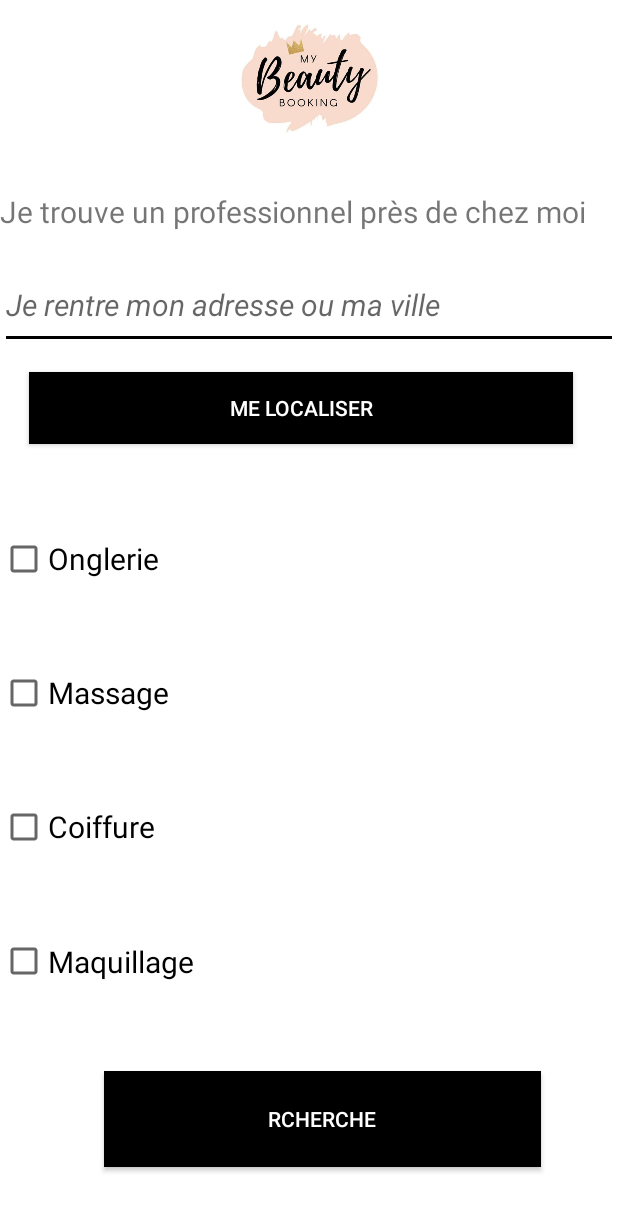
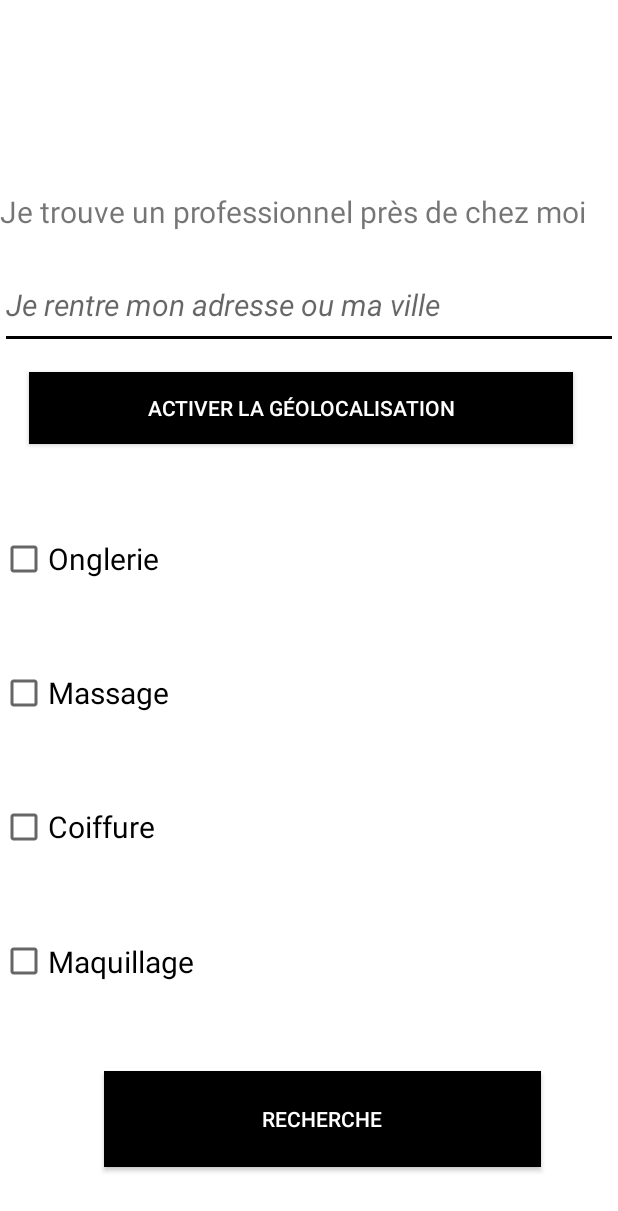
Before and after one commit to AOUUDJIT/MyBeautyBooking0807, an Android app: the layout fragment_home.xml on its own in the app's theme, with its tools: preview values and no code run, on a phone screen of 412 x 824 dp. Shown: the top 1211 px of the screen. Run offline under Robolectric (Android 15) with nearby library versions, the light colour scheme and no system bars.

Commit message:
Modif 09/08

```diff
--- a/MyBeautyBookingClient-master/app/src/main/res/layout/fragment_home.xml
+++ b/MyBeautyBookingClient-master/app/src/main/res/layout/fragment_home.xml
@@ -27,7 +27,7 @@
         android:layout_marginRight="51dp"
         android:layout_marginBottom="46dp"
         android:background="@color/colorblack"
-        android:text="Rcherche"
+        android:text="Recherche"
         android:textColor="@color/colorwhite"
         app:layout_constraintBottom_toBottomOf="parent"
         app:layout_constraintEnd_toEndOf="parent"
@@ -35,20 +35,23 @@
         app:layout_constraintStart_toStartOf="parent" />
 
 
-    <ImageView
-        android:id="@+id/logo"
-        android:layout_width="match_parent"
-        android:layout_height="114dp"
-        android:layout_alignParentTop="true"
-        android:layout_marginTop="0dp"
-        android:src="@drawable/logo" />
+    <!--<ImageView-->
+        <!--android:id="@+id/logo"-->
+        <!--android:layout_width="match_parent"-->
+        <!--android:layout_height="114dp"-->
+        <!--android:layout_alignParentTop="true"-->
+        <!--android:layout_marginTop="0dp"-->
+        <!--android:src="@drawable/logo" />-->
+
+
+
 
 <TextView
     android:id="@+id/TextAdresse"
     android:layout_width="match_parent"
     android:layout_height="34dp"
     android:layout_below="@+id/logo"
-        android:layout_marginTop="13dp"
+    android:layout_marginTop="127dp"
     android:text="Je trouve un professionnel près de chez moi "
     android:textSize="20dp" />
 
@@ -85,7 +88,7 @@
     android:textColor="@color/colorwhite"
     android:layout_marginEnd="30dp"
     android:layout_marginRight="30dp"
-        android:text="Me localiser" />
+    android:text="Activer la géolocalisation" />
 
 <LinearLayout
     android:layout_width="match_parent"
```
Lines whose indentation alone changed are shown as unchanged.
